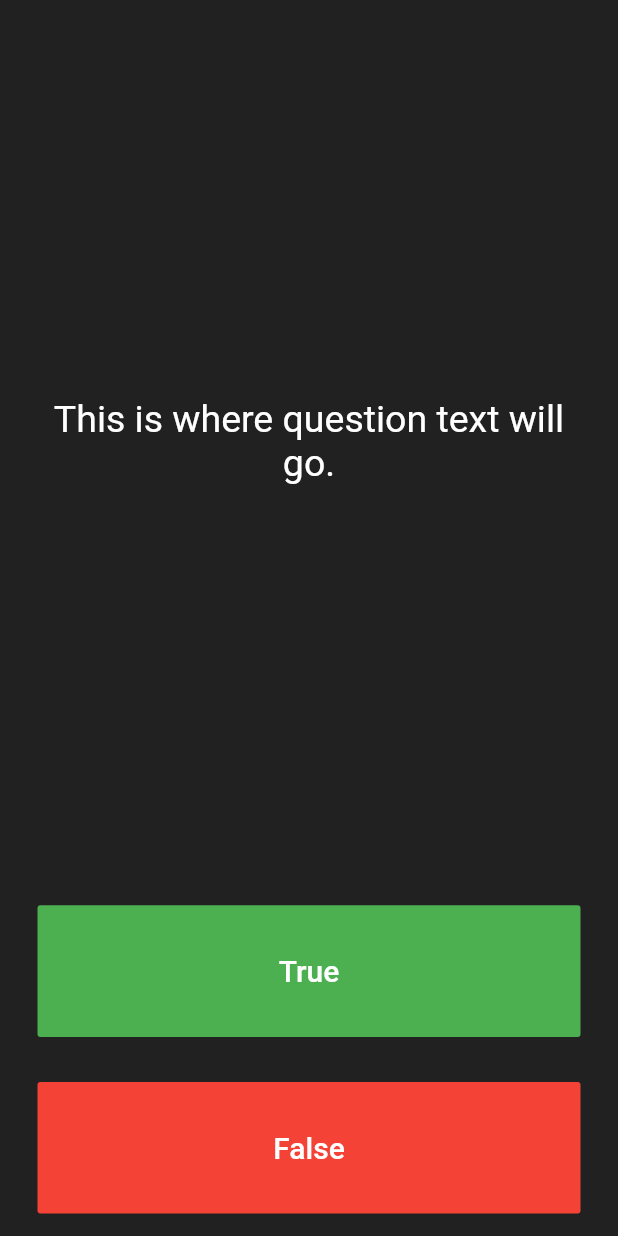
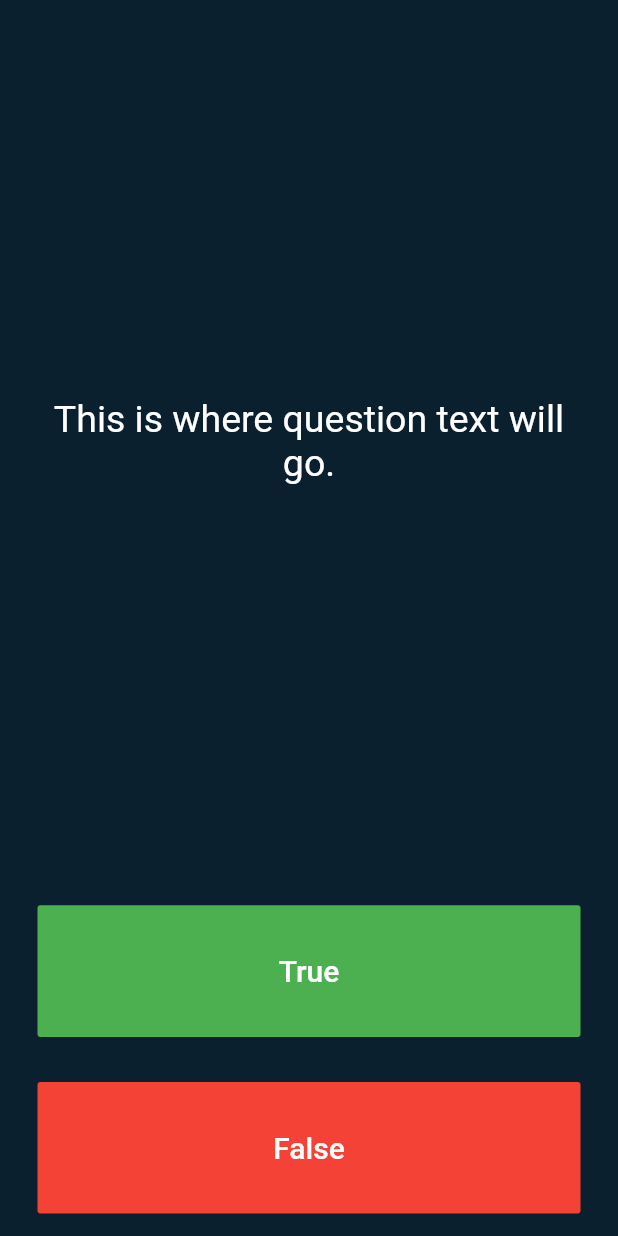
Before and after one commit to pial0007l/Quizzler, a Flutter app: the screen it shows after launch, on a phone screen of 412 x 824 dp. Run offline on Flutter 3.47's test engine with Material 2 defaults, Android fonts, the phone set to English and light mode, and no system bars.

Commit message:
Chande const color to RGBO

```diff
--- a/Quizzler/lib/main.dart
+++ b/Quizzler/lib/main.dart
@@ -10,7 +10,7 @@ class MyApp extends StatelessWidget {
   Widget build(BuildContext context) {
     return MaterialApp(
       home: Scaffold(
-        backgroundColor: Colors.grey.shade900,
+        backgroundColor: Color.fromRGBO(11, 32, 47, 1),
         body: SafeArea(
           child: Padding(
             padding: EdgeInsets.symmetric(horizontal: 10.0),
```
